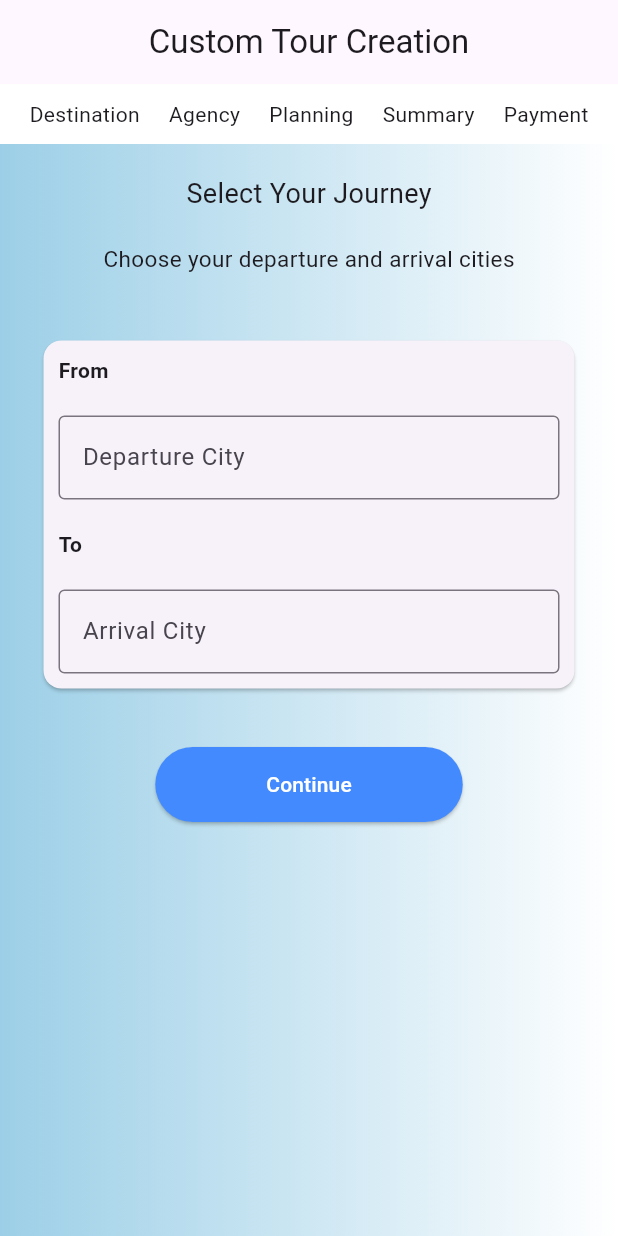
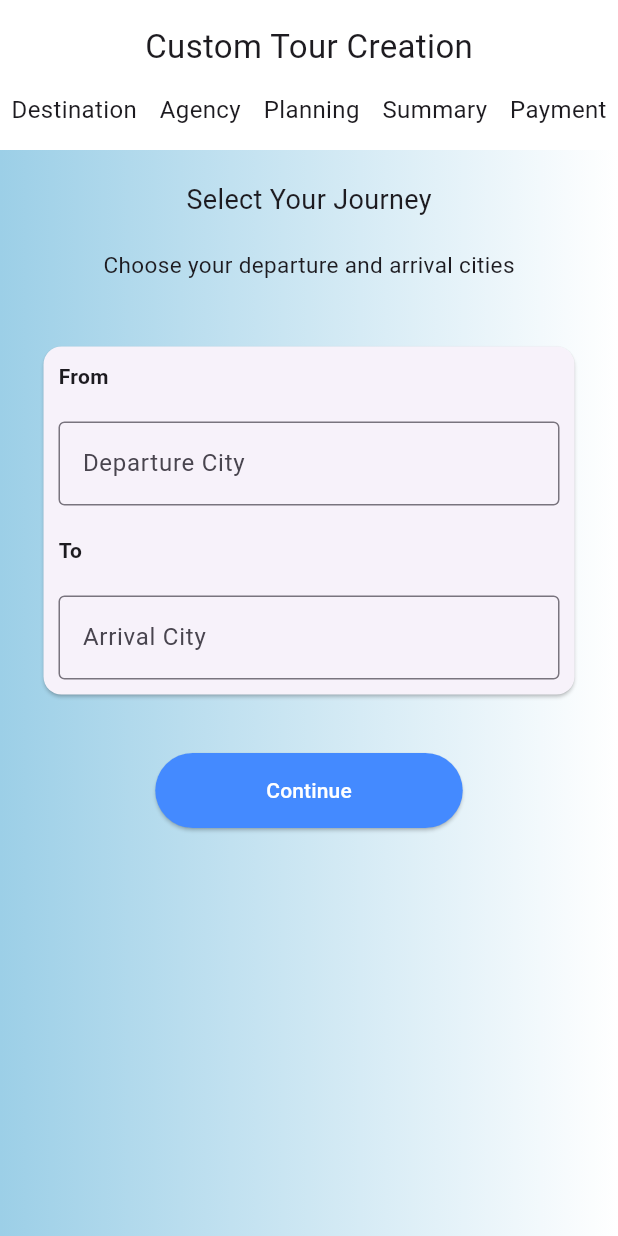
Before and after one commit to bilalfarid-1/flutter_project, a Flutter app: the screen it shows after launch, on a phone screen of 412 x 824 dp. Run offline on Flutter 3.47's test engine with Material 3 defaults, Android fonts, the phone set to English and light mode, and no system bars.

Commit message:
add AppBar seprate class to use in multiple places

```diff
--- /dev/null
+++ b/swift_trip/lib/screen/AppBar.dart
@@ -0,0 +1,32 @@
+import 'package:flutter/material.dart';
+
+class appBar extends StatelessWidget{
+  @override
+  Widget build(BuildContext context) {
+    return  Container(
+          height: 100,
+          color: Colors.white,
+          child: Column(
+            mainAxisAlignment: MainAxisAlignment.spaceEvenly,
+            children: [
+              Center(
+                child: Text(
+                  "Custom Tour Creation",
+                  style: TextStyle(fontSize: 22),
+                ),
+              ),
+              Row(
+                mainAxisAlignment: MainAxisAlignment.spaceAround,
+                children: [
+                  Text("Destination", style: TextStyle(fontSize: 16)),
+                  Text("Agency", style: TextStyle(fontSize: 16)),
+                  Text("Planning", style: TextStyle(fontSize: 16)),
+                  Text("Summary", style: TextStyle(fontSize: 16)),
+                  Text("Payment", style: TextStyle(fontSize: 16)),
+                ],
+              ),
+            ],
+          ),
+    );
+  }
+}
--- a/swift_trip/lib/screen/custom_tour.dart
+++ b/swift_trip/lib/screen/custom_tour.dart
@@ -1,58 +1,52 @@
 import 'package:flutter/material.dart';
+import 'package:swift_trip/screen/AppBar.dart';
 
-class CustomTour extends StatefulWidget{
+class CustomTour extends StatefulWidget {
   CustomTour({super.key});
   @override
-  _CustomTour createState()=> _CustomTour();
+  _CustomTour createState() => _CustomTour();
 }
 
 class _CustomTour extends State<CustomTour> {
   @override
   Widget build(BuildContext context) {
     return Scaffold(
-      appBar: AppBar(title: Center(child: Text("Custom Tour Creation"))),
+
       body: Container(
         decoration: BoxDecoration(
-            gradient: LinearGradient(colors: [
-              const Color.fromARGB(255, 156, 207, 231),
-              Colors.white
-            ])
+          gradient: LinearGradient(
+            colors: [const Color.fromARGB(255, 156, 207, 231), Colors.white],
           ),
+        ),
         child: Column(
+
           children: [
+            appBar(),
             Container(
-              color: Colors.white,
-              child: Padding(
-                padding: const EdgeInsets.all(10),
-                child: Row(
-                  mainAxisAlignment: MainAxisAlignment.spaceAround,
-                  children: [
-                    Text("Destination"),
-                    Text("Agency"),
-                    Text("Planning"),
-                    Text("Summary"),
-                    Text("Payment"),
+              width: double.infinity,
+              decoration: BoxDecoration(
+                gradient: LinearGradient(
+                  colors: [
+                    const Color.fromARGB(255, 156, 207, 231),
+                    Colors.white,
                   ],
                 ),
               ),
-            ),
-            Container(
-              width: double.infinity,
-              decoration: BoxDecoration(
-            gradient: LinearGradient(colors: [
-              const Color.fromARGB(255, 156, 207, 231),
-              Colors.white
-            ])
-          ),
               child: Column(
                 children: [
                   Padding(
                     padding: EdgeInsets.only(top: 20),
-                    child: Text("Select Your Journey", style: TextStyle(fontSize: 18),),
+                    child: Text(
+                      "Select Your Journey",
+                      style: TextStyle(fontSize: 18),
+                    ),
                   ),
                   Padding(
-                    padding: EdgeInsets.only(top: 20,bottom: 15),
-                    child: Text("Choose your departure and arrival cities", style: TextStyle(fontSize: 15),),
+                    padding: EdgeInsets.only(top: 20, bottom: 15),
+                    child: Text(
+                      "Choose your departure and arrival cities",
+                      style: TextStyle(fontSize: 15),
+                    ),
                   ),
                   Padding(
                     padding: const EdgeInsets.all(25),
@@ -62,27 +56,33 @@ class _CustomTour extends State<CustomTour> {
                         children: [
                           Padding(
                             padding: const EdgeInsets.all(10),
-                            child: Text("From",style: TextStyle(fontWeight: FontWeight.bold),),
+                            child: Text(
+                              "From",
+                              style: TextStyle(fontWeight: FontWeight.bold),
+                            ),
                           ),
                           Padding(
                             padding: const EdgeInsets.all(10),
                             child: TextField(
                               decoration: InputDecoration(
                                 border: OutlineInputBorder(),
-                                hintText: "Departure City"
+                                hintText: "Departure City",
                               ),
                             ),
                           ),
                           Padding(
                             padding: const EdgeInsets.all(10),
-                            child: Text("To",style: TextStyle(fontWeight: FontWeight.bold),),
+                            child: Text(
+                              "To",
+                              style: TextStyle(fontWeight: FontWeight.bold),
+                            ),
                           ),
                           Padding(
                             padding: const EdgeInsets.all(10),
                             child: TextField(
                               decoration: InputDecoration(
                                 border: OutlineInputBorder(),
-                                hintText: "Arrival City"
+                                hintText: "Arrival City",
                               ),
                             ),
                           ),
@@ -92,18 +92,23 @@ class _CustomTour extends State<CustomTour> {
                   ),
                   Padding(
                     padding: const EdgeInsets.all(10),
-                    child: ElevatedButton(onPressed: (){},
-                    style: ElevatedButton.styleFrom(
-                      foregroundColor: Colors.white,
-                      backgroundColor: Colors.blueAccent
-                    ), child:
-                      Padding(
-                        padding: const EdgeInsets.only(top: 15,bottom: 15,left: 50,right: 50),
-                        child: Text("Continue", style: TextStyle(),),
-                      )
+                    child: ElevatedButton(
+                      onPressed: () {},
+                      style: ElevatedButton.styleFrom(
+                        foregroundColor: Colors.white,
+                        backgroundColor: Colors.blueAccent,
+                      ),
+                      child: Padding(
+                        padding: const EdgeInsets.only(
+                          top: 15,
+                          bottom: 15,
+                          left: 50,
+                          right: 50,
+                        ),
+                        child: Text("Continue", style: TextStyle()),
+                      ),
                     ),
-                  )
-
+                  ),
                 ],
               ),
             ),
```
